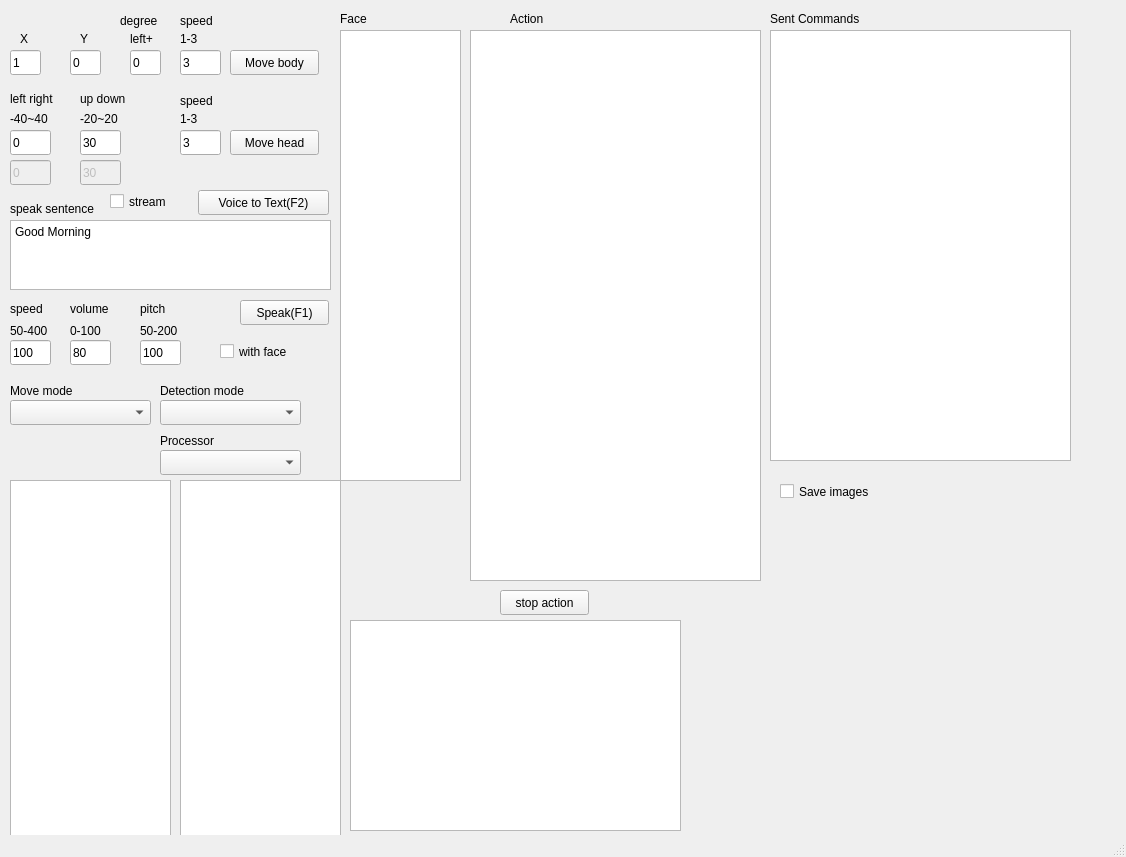
Above: Server3-Kebbi/mainwindow.ui from yangchihyuan/RobotNurseHelper before the change. Below: the same form after it.
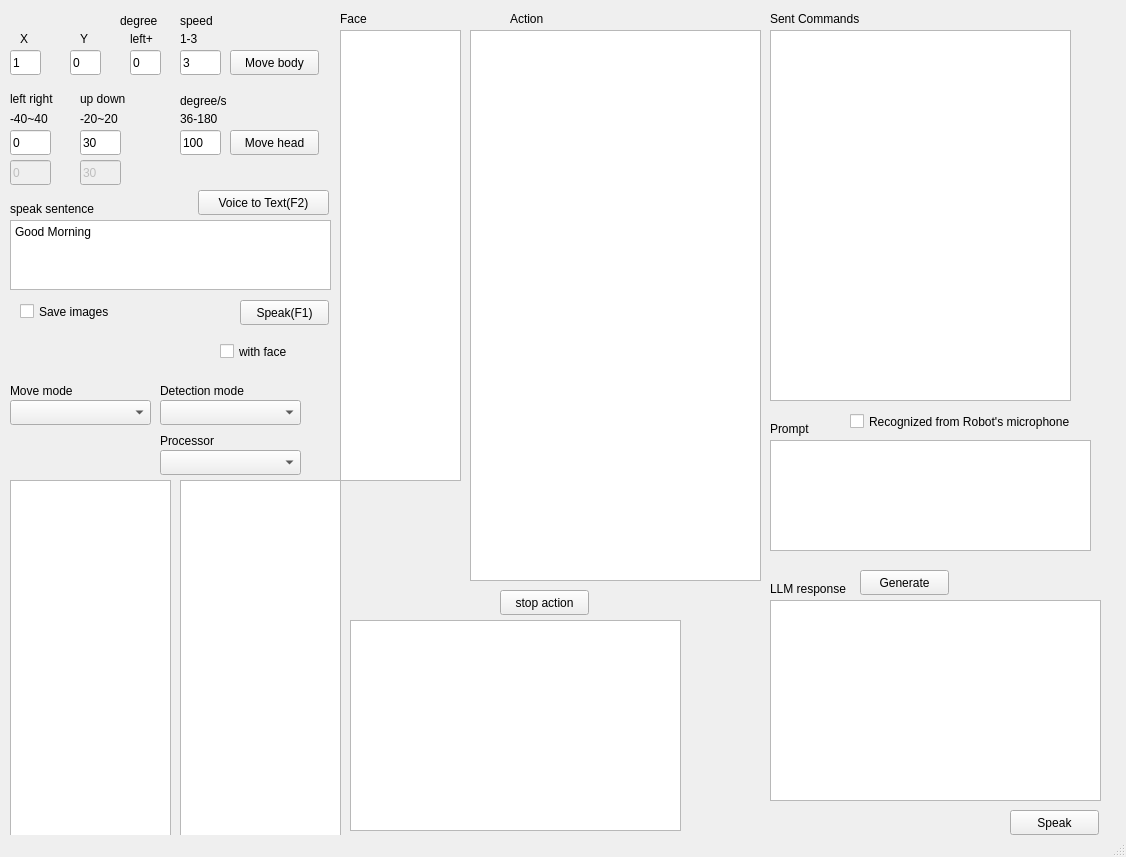
That is the form after the change.

```diff
--- a/Server3-Kebbi/mainwindow.ui
+++ b/Server3-Kebbi/mainwindow.ui
@@ -165,12 +165,12 @@
      <rect>
       <x>180</x>
       <y>90</y>
-      <width>41</width>
+      <width>61</width>
       <height>21</height>
      </rect>
     </property>
     <property name="text">
-     <string>speed</string>
+     <string>degree/s</string>
     </property>
    </widget>
    <widget class="QListView" name="listView_FacialExpressions">
@@ -271,126 +271,9 @@
      </rect>
     </property>
     <property name="text">
-     <string>3</string>
-    </property>
-   </widget>
-   <widget class="QLineEdit" name="lineEdit_speed">
-    <property name="geometry">
-     <rect>
-      <x>10</x>
-      <y>340</y>
-      <width>41</width>
-      <height>25</height>
-     </rect>
-    </property>
-    <property name="text">
      <string>100</string>
     </property>
    </widget>
-   <widget class="QLabel" name="label_9">
-    <property name="geometry">
-     <rect>
-      <x>10</x>
-      <y>300</y>
-      <width>51</width>
-      <height>17</height>
-     </rect>
-    </property>
-    <property name="text">
-     <string>speed</string>
-    </property>
-   </widget>
-   <widget class="QLabel" name="label_10">
-    <property name="geometry">
-     <rect>
-      <x>70</x>
-      <y>300</y>
-      <width>51</width>
-      <height>17</height>
-     </rect>
-    </property>
-    <property name="text">
-     <string>volume</string>
-    </property>
-   </widget>
-   <widget class="QLineEdit" name="lineEdit_volume">
-    <property name="geometry">
-     <rect>
-      <x>70</x>
-      <y>340</y>
-      <width>41</width>
-      <height>25</height>
-     </rect>
-    </property>
-    <property name="text">
-     <string>80</string>
-    </property>
-   </widget>
-   <widget class="QLineEdit" name="lineEdit_speak_pitch">
-    <property name="geometry">
-     <rect>
-      <x>140</x>
-      <y>340</y>
-      <width>41</width>
-      <height>25</height>
-     </rect>
-    </property>
-    <property name="text">
-     <string>100</string>
-    </property>
-   </widget>
-   <widget class="QLabel" name="label_11">
-    <property name="geometry">
-     <rect>
-      <x>140</x>
-      <y>300</y>
-      <width>41</width>
-      <height>17</height>
-     </rect>
-    </property>
-    <property name="text">
-     <string>pitch</string>
-    </property>
-   </widget>
-   <widget class="QLabel" name="label_12">
-    <property name="geometry">
-     <rect>
-      <x>10</x>
-      <y>320</y>
-      <width>51</width>
-      <height>21</height>
-     </rect>
-    </property>
-    <property name="text">
-     <string>50-400</string>
-    </property>
-   </widget>
-   <widget class="QLabel" name="label_13">
-    <property name="geometry">
-     <rect>
-      <x>70</x>
-      <y>320</y>
-      <width>51</width>
-      <height>21</height>
-     </rect>
-    </property>
-    <property name="text">
-     <string>0-100</string>
-    </property>
-   </widget>
-   <widget class="QLabel" name="label_14">
-    <property name="geometry">
-     <rect>
-      <x>140</x>
-      <y>320</y>
-      <width>51</width>
-      <height>21</height>
-     </rect>
-    </property>
-    <property name="text">
-     <string>50-200</string>
-    </property>
-   </widget>
    <widget class="QLabel" name="label_15">
     <property name="geometry">
      <rect>
@@ -438,12 +321,12 @@
      <rect>
       <x>180</x>
       <y>110</y>
-      <width>31</width>
+      <width>51</width>
       <height>17</height>
      </rect>
     </property>
     <property name="text">
-     <string>1-3</string>
+     <string>36-180</string>
     </property>
    </widget>
    <widget class="QLabel" name="label_18">
@@ -537,7 +420,7 @@
       <x>770</x>
       <y>30</y>
       <width>301</width>
-      <height>431</height>
+      <height>371</height>
      </rect>
     </property>
     <property name="readOnly">
@@ -731,8 +614,8 @@
    <widget class="QCheckBox" name="checkBox_SaveImages">
     <property name="geometry">
      <rect>
-      <x>780</x>
-      <y>480</y>
+      <x>20</x>
+      <y>300</y>
       <width>111</width>
       <height>23</height>
      </rect>
@@ -793,19 +676,97 @@
    <widget class="QCheckBox" name="checkBox_stream">
     <property name="geometry">
      <rect>
-      <x>110</x>
-      <y>190</y>
-      <width>92</width>
+      <x>850</x>
+      <y>410</y>
+      <width>231</width>
       <height>23</height>
      </rect>
     </property>
     <property name="text">
-     <string>stream</string>
+     <string>Recognized from Robot's microphone</string>
     </property>
     <property name="checked">
      <bool>false</bool>
     </property>
    </widget>
+   <widget class="QLabel" name="label_26">
+    <property name="geometry">
+     <rect>
+      <x>770</x>
+      <y>420</y>
+      <width>51</width>
+      <height>17</height>
+     </rect>
+    </property>
+    <property name="text">
+     <string>Prompt</string>
+    </property>
+   </widget>
+   <widget class="QPlainTextEdit" name="plainTextEdit_received">
+    <property name="geometry">
+     <rect>
+      <x>770</x>
+      <y>440</y>
+      <width>321</width>
+      <height>111</height>
+     </rect>
+    </property>
+    <property name="plainText">
+     <string/>
+    </property>
+   </widget>
+   <widget class="QPlainTextEdit" name="plainTextEdit_LLM_response">
+    <property name="geometry">
+     <rect>
+      <x>770</x>
+      <y>600</y>
+      <width>331</width>
+      <height>201</height>
+     </rect>
+    </property>
+    <property name="plainText">
+     <string/>
+    </property>
+   </widget>
+   <widget class="QLabel" name="label_27">
+    <property name="geometry">
+     <rect>
+      <x>770</x>
+      <y>580</y>
+      <width>121</width>
+      <height>17</height>
+     </rect>
+    </property>
+    <property name="text">
+     <string>LLM response</string>
+    </property>
+   </widget>
+   <widget class="QPushButton" name="pushButton_speak_2">
+    <property name="geometry">
+     <rect>
+      <x>1010</x>
+      <y>810</y>
+      <width>89</width>
+      <height>25</height>
+     </rect>
+    </property>
+    <property name="text">
+     <string>Speak</string>
+    </property>
+   </widget>
+   <widget class="QPushButton" name="pushButton_generate_response">
+    <property name="geometry">
+     <rect>
+      <x>860</x>
+      <y>570</y>
+      <width>89</width>
+      <height>25</height>
+     </rect>
+    </property>
+    <property name="text">
+     <string>Generate</string>
+    </property>
+   </widget>
   </widget>
   <widget class="QStatusBar" name="statusbar"/>
  </widget>
```
